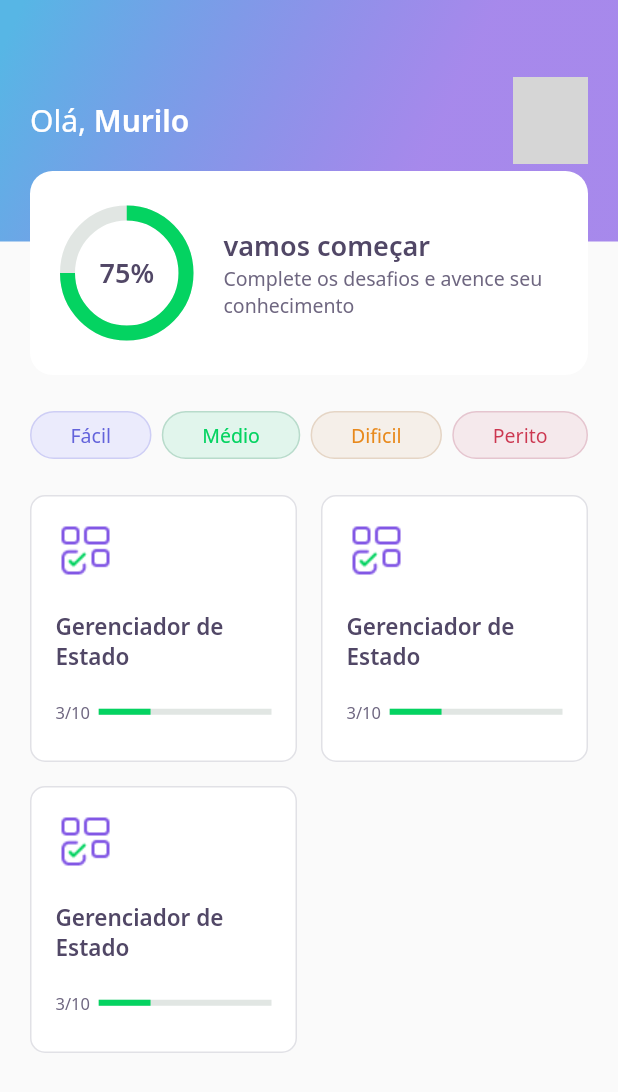
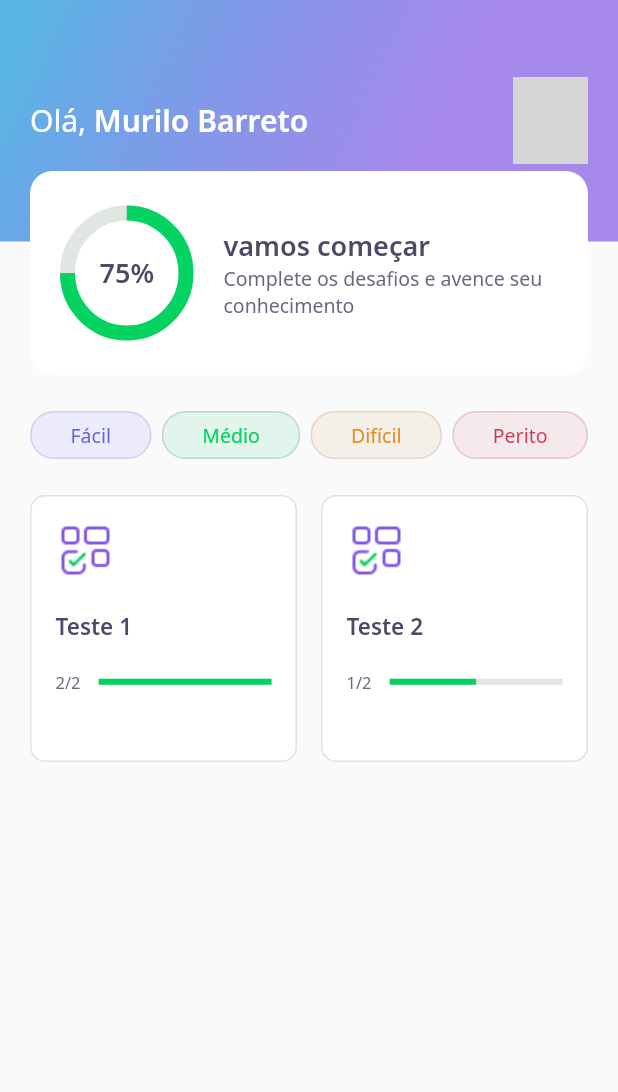
Before and after one commit to MuriloBarreto/Quiz-Flutter, a Flutter app: the HomePage screen opened directly, on a phone screen of 412 x 824 dp. Shown: the top 1092 px of the screen. Run offline on Flutter 3.47's test engine with Material 2 defaults, Android fonts, the phone set to English and light mode, and no system bars; our stand-ins replace google_fonts; accounts and stored records are empty; network calls fail; grey boxes are pictures that could not be loaded.

Commit message:
feito a Estrutura de dados

```diff
--- /dev/null
+++ b/assets/database/user.json
@@ -0,0 +1,5 @@
+{
+    "name": "Murilo Barreto",
+    "score" : 100,
+    "photoUrl": "https://avatars.githubusercontent.com/u/74603644?v=4"
+}
--- a/lib/core/app_widget.dart
+++ b/lib/core/app_widget.dart
@@ -8,7 +8,7 @@ class AppWidget extends StatelessWidget {
   Widget build(BuildContext context) {
     return MaterialApp(
       title: "DevQuiz",
-      home: ChallengePage(),
+      home: HomePage(),
     );
   }
 }
--- /dev/null
+++ b/lib/home/home_controller.dart
@@ -0,0 +1,32 @@
+import 'package:DevQuiz/core/app_images.dart';
+import 'package:DevQuiz/home/home_state.dart';
+import 'package:DevQuiz/shared/models/awnser_model.dart';
+import 'package:DevQuiz/shared/models/question_model.dart';
+import 'package:DevQuiz/shared/models/quiz_model.dart';
+import 'package:DevQuiz/shared/models/user_model.dart';
+import 'package:flutter/foundation.dart';
+
+import 'home_repository.dart';
+
+class HomeController {
+  final stateNotifier = ValueNotifier<HomeState>(HomeState.empty);
+  set state(HomeState state) => stateNotifier.value = state;
+  HomeState get state => stateNotifier.value;
+
+  UserModel? user;
+  List<QuizModel>? quizzes;
+
+  final repository = HomeRepository();
+
+  void getUser() async {
+    state = HomeState.loading;
+    user = await repository.getUser();
+    state = HomeState.success;
+  }
+
+  void getQuizzes() async {
+    state = HomeState.loading;
+    quizzes = await repository.getQuizzes();
+    state = HomeState.success;
+  }
+}
--- a/lib/home/home_page.dart
+++ b/lib/home/home_page.dart
@@ -1,49 +1,102 @@
+import 'package:DevQuiz/challenge/challenge_page.dart';
+// import 'package:DevQuiz/challenge/widgets/quiz/quiz_widget.dart';
+import 'package:DevQuiz/core/core.dart';
 import 'package:DevQuiz/home/widgets/appbar/app_bar_widget.dart';
-import 'package:DevQuiz/home/widgets/level_button/level_button_widget.dart';
 import 'package:DevQuiz/home/widgets/quiz_card/quiz_card_widget.dart';
 import 'package:flutter/material.dart';
 
+import 'home_controller.dart';
+import 'home_state.dart';
+import 'widgets/level_button/level_button_widget.dart';
+
 class HomePage extends StatefulWidget {
-  HomePage({Key? key}) : super(key:  key);
+  HomePage({Key? key}) : super(key: key);
 
   @override
   _HomePageState createState() => _HomePageState();
 }
 
 class _HomePageState extends State<HomePage> {
+  final controller = HomeController();
+
+  @override
+  void initState() {
+    super.initState();
+
+    controller.getUser();
+    controller.getQuizzes();
+    controller.stateNotifier.addListener(() {
+      setState(() {});
+    });
+  }
+
   @override
   Widget build(BuildContext context) {
+    if (controller.state == HomeState.success) {
       return Scaffold(
-      appBar: AppBarWidget(),
+          appBar: AppBarWidget(
+            user: controller.user!,
+          ),
           body: Padding(
             padding: const EdgeInsets.symmetric(horizontal: 20),
             child: Column(
               children: [
-            SizedBox(height: 24,),
+                SizedBox(
+                  height: 24,
+                ),
                 Row(
                   mainAxisAlignment: MainAxisAlignment.spaceBetween,
                   children: [
-                LevelButtonWidget(label: "Fácil"),
-                LevelButtonWidget(label: "Médio"),
-                LevelButtonWidget(label: "Dificil"),
-                LevelButtonWidget(label: "Perito")
+                    LevelButtonWidget(
+                      label: "Fácil",
+                    ),
+                    LevelButtonWidget(
+                      label: "Médio",
+                    ),
+                    LevelButtonWidget(
+                      label: "Difícil",
+                    ),
+                    LevelButtonWidget(
+                      label: "Perito",
+                    ),
                   ],
                 ),
-            SizedBox(height: 24,),
+                SizedBox(
+                  height: 24,
+                ),
                 Expanded(
-              child: GridView.count(crossAxisCount: 2,
+                  child: GridView.count(
                     crossAxisSpacing: 16,
                     mainAxisSpacing: 16,
-                children: [
-                  QuizCardWidget(),
-                  QuizCardWidget(),
-                  QuizCardWidget()
-                ],
+                    crossAxisCount: 2,
+                    children: controller.quizzes!
+                        .map((e) => QuizCardWidget(
+                              title: e.title,
+                              percent: e.questionAnswered / e.questions.length,
+                              completed:
+                                  "${e.questionAnswered}/${e.questions.length}",
+                              onTap: () {
+                                Navigator.push(
+                                    context,
+                                    MaterialPageRoute(
+                                        builder: (context) => ChallengePage(
+
+                                            )));
+                              },
+                            ))
+                        .toList(),
                   ),
                 )
               ],
             ),
-      ),
+          ));
+    } else {
+      return Scaffold(
+        body: Center(
+            child: CircularProgressIndicator(
+          valueColor: AlwaysStoppedAnimation<Color>(AppColors.darkGreen),
+        )),
       );
     }
   }
+}
--- /dev/null
+++ b/lib/home/home_state.dart
@@ -0,0 +1 @@
+enum HomeState { success, loading, error, empty }
--- a/lib/home/widgets/appbar/app_bar_widget.dart
+++ b/lib/home/widgets/appbar/app_bar_widget.dart
@@ -1,10 +1,12 @@
 import 'package:DevQuiz/core/app_gradients.dart';
 import 'package:DevQuiz/core/app_text_styles.dart';
 import 'package:DevQuiz/home/widgets/score_card/score_card_widget.dart';
+import 'package:DevQuiz/shared/models/user_model.dart';
 import 'package:flutter/material.dart';
 
 class AppBarWidget extends PreferredSize {
-  AppBarWidget() : super(preferredSize: Size.fromHeight(250), child: Container(
+  final UserModel user;
+  AppBarWidget({required this.user}) : super(preferredSize: Size.fromHeight(250), child: Container(
     height: 250,
     child: Stack(
       children: [
@@ -20,7 +22,7 @@ class AppBarWidget extends PreferredSize {
                 text: "Olá, ", style: AppTextStyles.title,
                 children: [
                   TextSpan(
-                    text: "Murilo", style: AppTextStyles.titleBold,
+                    text: user.name, style: AppTextStyles.titleBold,
                   )
                 ]
               )),
@@ -29,7 +31,7 @@ class AppBarWidget extends PreferredSize {
                 height: 58,
                 decoration: BoxDecoration(
                   borderRadius: BorderRadius.circular(10),
-                  image: DecorationImage(image:  NetworkImage("https://avatars.githubusercontent.com/u/74603644?v=4"))
+                  image: DecorationImage(image:  NetworkImage(user.photoUrl))
                 ),
               ),
             ],
--- a/lib/home/widgets/level_button/level_button_widget.dart
+++ b/lib/home/widgets/level_button/level_button_widget.dart
@@ -1,53 +1,58 @@
-import 'package:DevQuiz/core/app_colors.dart';
-import 'package:DevQuiz/core/app_text_styles.dart';
+import 'package:DevQuiz/core/core.dart';
 import 'package:flutter/material.dart';
 import 'package:google_fonts/google_fonts.dart';
 
 class LevelButtonWidget extends StatelessWidget {
   final String label;
-  LevelButtonWidget({Key? key, required this.label}) : assert(["Fácil","Médio","Dificil","Perito"].contains(label)), super(key: key);
+  LevelButtonWidget({
+    Key? key,
+    required this.label,
+  })   : assert(["Fácil", "Médio", "Difícil", "Perito"].contains(label)),
+        super(key: key);
 
   final config = {
-    "Fácil" : {
-      "color" : AppColors.levelButtonFacil,
-      "borderColor" : AppColors.levelButtonBorderFacil,
-      "fontColor" : AppColors.levelButtonTextFacil,
+    "Fácil": {
+      "color": AppColors.levelButtonFacil,
+      "borderColor": AppColors.levelButtonBorderFacil,
+      "fontColor": AppColors.levelButtonTextFacil,
     },
-    "Médio" : {
-      "color" : AppColors.levelButtonMedio,
-      "borderColor" : AppColors.levelButtonBorderMedio,
-      "fontColor" : AppColors.levelButtonTextMedio,
+    "Médio": {
+      "color": AppColors.levelButtonMedio,
+      "borderColor": AppColors.levelButtonBorderMedio,
+      "fontColor": AppColors.levelButtonTextMedio,
     },
-    "Dificil" : {
-      "color" : AppColors.levelButtonDificil,
-      "borderColor" : AppColors.levelButtonBorderDificil,
-      "fontColor" : AppColors.levelButtonTextDificil,
+    "Difícil": {
+      "color": AppColors.levelButtonDificil,
+      "borderColor": AppColors.levelButtonBorderDificil,
+      "fontColor": AppColors.levelButtonTextDificil,
     },
-    "Perito" : {
-      "color" : AppColors.levelButtonPerito,
-      "borderColor" : AppColors.levelButtonBorderPerito,
-      "fontColor" : AppColors.levelButtonTextPerito,
+    "Perito": {
+      "color": AppColors.levelButtonPerito,
+      "borderColor": AppColors.levelButtonBorderPerito,
+      "fontColor": AppColors.levelButtonTextPerito,
     },
   };
 
-  Color get color => config[label]!["color"]!;
-  Color get borderColor => config[label]!["borderColor"]!;
-  Color get fontColor => config[label]!["fontColor"]!;
+  Color get color => config[label]!['color']!;
+  Color get borderColor => config[label]!['borderColor']!;
+  Color get fontColor => config[label]!['fontColor']!;
+
   @override
   Widget build(BuildContext context) {
     return Container(
         decoration: BoxDecoration(
           color: color,
-        border: Border.fromBorderSide(BorderSide(color: borderColor)),
+          border: Border.fromBorderSide(BorderSide(
+            color: borderColor,
+          )),
           borderRadius: BorderRadius.circular(28),
         ),
         child: Padding(
           padding: const EdgeInsets.symmetric(horizontal: 26, vertical: 6),
-        child: Text(label, style: GoogleFonts.notoSans(
-          color: fontColor,
-          fontSize: 13)
+          child: Text(
+            label,
+            style: GoogleFonts.notoSans(color: fontColor, fontSize: 13),
           ),
-      )
-    );
+        ));
   }
 }
--- a/lib/home/widgets/quiz_card/quiz_card_widget.dart
+++ b/lib/home/widgets/quiz_card/quiz_card_widget.dart
@@ -1,21 +1,31 @@
-import 'package:DevQuiz/core/app_colors.dart';
-import 'package:DevQuiz/core/app_images.dart';
-import 'package:DevQuiz/core/app_text_styles.dart';
-import 'package:DevQuiz/shared/widgets/progress_indicator/progress_indicator_widgets.dart';
 import 'package:flutter/material.dart';
 
+import 'package:DevQuiz/core/core.dart';
+import 'package:DevQuiz/shared/widgets/progress_indicator/progress_indicator_widgets.dart';
+
 class QuizCardWidget extends StatelessWidget {
+  final String title;
+  final String completed;
+  final double percent;
+  final VoidCallback onTap;
+  const QuizCardWidget({
+    Key? key,
+    required this.title,
+    required this.completed,
+    required this.percent,
+    required this.onTap,
+  }) : super(key: key);
+
   @override
   Widget build(BuildContext context) {
-    return Container(
+    return GestureDetector(
+      onTap: onTap,
+      child: Container(
         padding: EdgeInsets.all(16),
         decoration: BoxDecoration(
-        border: Border.fromBorderSide(
-          BorderSide(color:  AppColors.border),
-        ),
+            border: Border.fromBorderSide(BorderSide(color: AppColors.border)),
             color: AppColors.white,
-        borderRadius: BorderRadius.circular(10),
-      ),
+            borderRadius: BorderRadius.circular(10)),
         child: Column(
           crossAxisAlignment: CrossAxisAlignment.start,
           children: [
@@ -24,24 +34,35 @@ class QuizCardWidget extends StatelessWidget {
               width: 40,
               child: Image.asset(AppImages.blocks),
             ),
-          SizedBox(height: 20,),
-          Text("Gerenciador de Estado", style:  AppTextStyles.heading15,),
-          SizedBox(height: 20,),
+            SizedBox(
+              height: 20,
+            ),
+            Text(
+              title,
+              style: AppTextStyles.heading15,
+            ),
+            SizedBox(
+              height: 20,
+            ),
             Row(
               children: [
                 Expanded(
                   flex: 1,
-                child: Text("3/10", style: AppTextStyles.body11,)),
+                  child: Text(
+                    completed,
+                    style: AppTextStyles.body11,
+                  ),
+                ),
                 Expanded(
                     flex: 4,
                     child: ProgressIndicatorWidgets(
-                  value: 0.3,
-                )
-              )
+                      value: percent,
+                    ))
               ],
             )
           ],
         ),
+      ),
     );
   }
 }
--- /dev/null
+++ b/lib/shared/models/quiz_model.dart
@@ -0,0 +1,65 @@
+import 'dart:convert';
+
+import 'package:DevQuiz/shared/models/question_model.dart';
+
+enum Level { facil, medio, dificil, perito }
+
+extension LevelStringExt on String {
+  Level get parse => {
+        "facil": Level.facil,
+        "medio": Level.medio,
+        "dificil": Level.dificil,
+        "perito": Level.perito
+      }[this]!;
+}
+
+extension LevelExt on Level {
+  String get parse => {
+        Level.facil: "facil",
+        Level.medio: "medio",
+        Level.dificil: "dificil",
+        Level.perito: "perito",
+      }[this]!;
+}
+
+class QuizModel {
+  final String title;
+  final List<QuestionModel> questions;
+  final int questionAnswered;
+  final String imagem;
+  final Level level;
+
+  QuizModel({
+    required this.title,
+    required this.questions,
+    this.questionAnswered = 0,
+    required this.imagem,
+    required this.level,
+  });
+
+  Map<String, dynamic> toMap() {
+    return {
+      'title': title,
+      'questions': questions.map((x) => x.toMap()).toList(),
+      'questionAnswered': questionAnswered,
+      'imagem': imagem,
+      'level': level.parse,
+    };
+  }
+
+  factory QuizModel.fromMap(Map<String, dynamic> map) {
+    return QuizModel(
+      title: map['title'],
+      questions: List<QuestionModel>.from(
+          map['questions']?.map((x) => QuestionModel.fromMap(x))),
+      questionAnswered: map['questionAnswered'],
+      imagem: map['imagem'],
+      level: map['level'].toString().parse,
+    );
+  }
+
+  String toJson() => json.encode(toMap());
+
+  factory QuizModel.fromJson(String source) =>
+      QuizModel.fromMap(json.decode(source));
+}
--- /dev/null
+++ b/lib/shared/models/user_model.dart
@@ -0,0 +1,33 @@
+import 'dart:convert';
+
+class UserModel {
+  final String name;
+  final String photoUrl;
+  final int score;
+  UserModel({
+    required this.name,
+    required this.photoUrl,
+    this.score = 0,
+  });
+
+  Map<String, dynamic> toMap() {
+    return {
+      'name': name,
+      'photoUrl': photoUrl,
+      'score': score,
+    };
+  }
+
+  factory UserModel.fromMap(Map<String, dynamic> map) {
+    return UserModel(
+      name: map['name'],
+      photoUrl: map['photoUrl'],
+      score: map['score'],
+    );
+  }
+
+  String toJson() => json.encode(toMap());
+
+  factory UserModel.fromJson(String source) =>
+      UserModel.fromMap(json.decode(source));
+}
--- a/pubspec.yaml
+++ b/pubspec.yaml
@@ -18,5 +18,5 @@ dev_dependencies:
 flutter:
   assets:
     - assets/images/
-
+    - assets/database/
   uses-material-design: true
```
Also changed, not shown: assets/database/quizzes.json (added, +58 -0 lines), lib/home/home_repository.dart (added, +21 -0 lines), lib/shared/models/awnser_model.dart (added, +30 -0 lines), lib/shared/models/question_model.dart (added, +33 -0 lines), 7 other files. Lines whose indentation alone changed are shown as unchanged.
